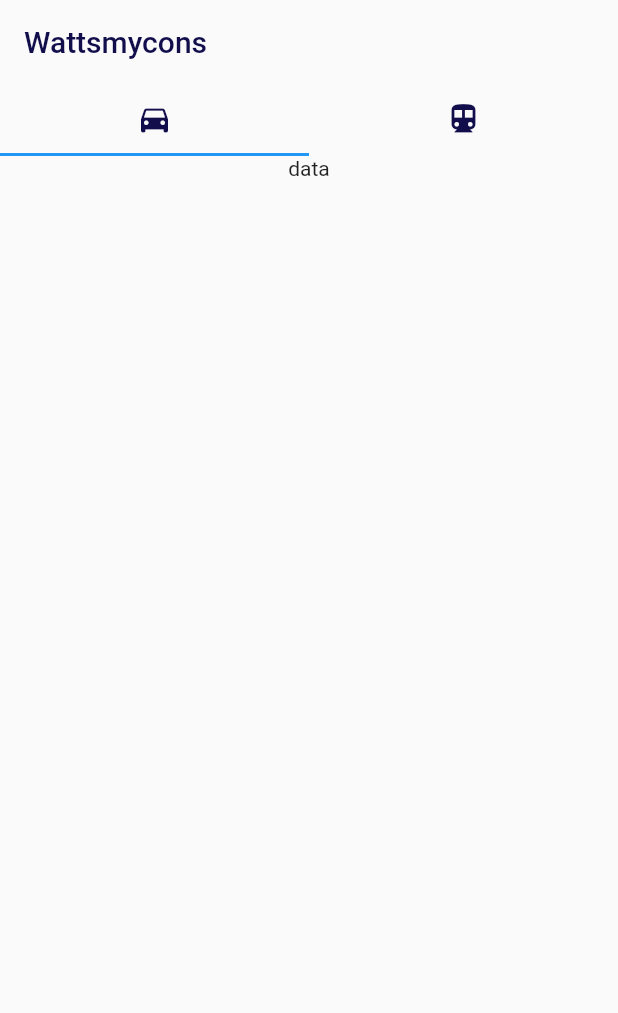
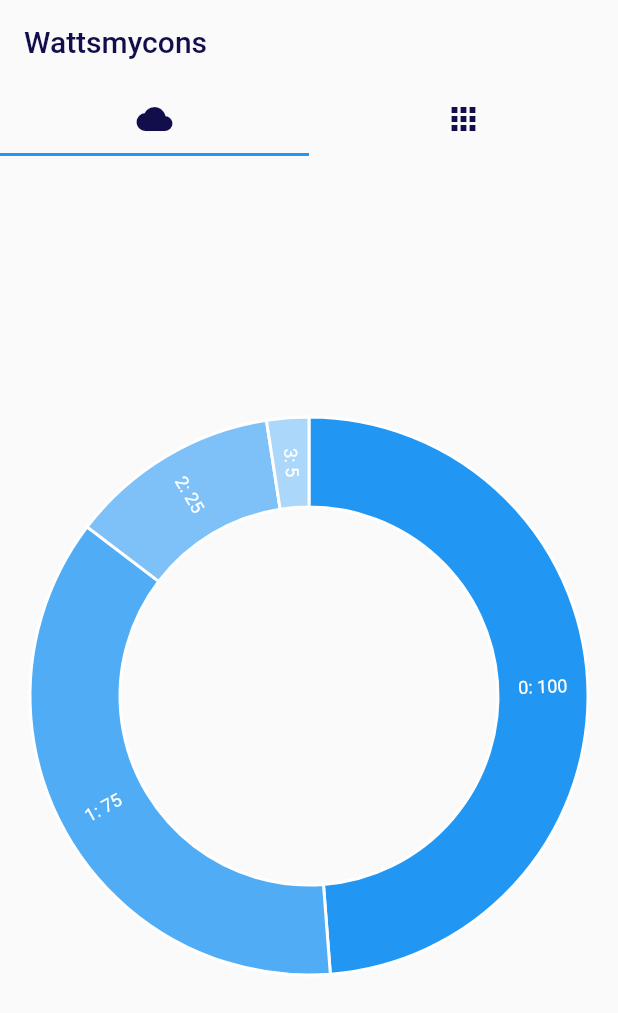
Before and after one commit to lmtvt/wattsmycons, a Flutter app: the screen it shows after launch, on a phone screen of 412 x 824 dp. Shown: the top 1013 px of the screen. Run offline on Flutter 3.47's test engine with Material 2 defaults, Android fonts, the phone set to English and light mode, and no system bars; our stand-ins replace charts_flutter; missing offline and left inert: device_apps.

Commit message:
chartpie OK

```diff
--- /dev/null
+++ b/lib/chartpie.dart
@@ -0,0 +1,72 @@
+import 'package:charts_flutter/flutter.dart' as charts;
+import 'package:flutter/material.dart';
+
+class DonutAutoLabelChart extends StatelessWidget {
+  final List<charts.Series> seriesList;
+  final bool animate;
+
+  DonutAutoLabelChart(this.seriesList, {this.animate});
+
+  /// Creates a [PieChart] with sample data and no transition.
+  factory DonutAutoLabelChart.withSampleData() {
+    return new DonutAutoLabelChart(
+      _createSampleData(),
+      // Disable animations for image tests.
+      animate: false,
+    );
+  }
+
+
+  @override
+  Widget build(BuildContext context) {
+    return new charts.PieChart(seriesList,
+        animate: animate,
+        // Configure the width of the pie slices to 60px. The remaining space in
+        // the chart will be left as a hole in the center.
+        //
+        // [ArcLabelDecorator] will automatically position the label inside the
+        // arc if the label will fit. If the label will not fit, it will draw
+        // outside of the arc with a leader line. Labels can always display
+        // inside or outside using [LabelPosition].
+        //
+        // Text style for inside / outside can be controlled independently by
+        // setting [insideLabelStyleSpec] and [outsideLabelStyleSpec].
+        //
+        // Example configuring different styles for inside/outside:
+        //       new charts.ArcLabelDecorator(
+        //          insideLabelStyleSpec: new charts.TextStyleSpec(...),
+        //          outsideLabelStyleSpec: new charts.TextStyleSpec(...)),
+        defaultRenderer: new charts.ArcRendererConfig(
+            arcWidth: 60,
+            arcRendererDecorators: [new charts.ArcLabelDecorator()]));
+  }
+
+  /// Create one series with sample hard coded data.
+  static List<charts.Series<LinearSales, int>> _createSampleData() {
+    final data = [
+      new LinearSales(0, 100),
+      new LinearSales(1, 75),
+      new LinearSales(2, 25),
+      new LinearSales(3, 5),
+    ];
+
+    return [
+      new charts.Series<LinearSales, int>(
+        id: 'Sales',
+        domainFn: (LinearSales sales, _) => sales.year,
+        measureFn: (LinearSales sales, _) => sales.sales,
+        data: data,
+        // Set a label accessor to control the text of the arc label.
+        labelAccessorFn: (LinearSales row, _) => '${row.year}: ${row.sales}',
+      )
+    ];
+  }
+}
+
+/// Sample linear data type.
+class LinearSales {
+  final int year;
+  final int sales;
+
+  LinearSales(this.year, this.sales);
+}
--- a/lib/tab1.dart
+++ b/lib/tab1.dart
@@ -1,11 +1,12 @@
 import 'package:flutter/material.dart';
+import 'chartpie.dart';
 
 class Tab1 extends StatelessWidget {
   @override
   Widget build(BuildContext context) {
     return Column(
       children: <Widget>[
-        Text('data')
+        Expanded(child: DonutAutoLabelChart.withSampleData()),
       ],
     );
   }
--- a/lib/tabbar.dart
+++ b/lib/tabbar.dart
@@ -17,8 +17,8 @@ class TabBarDemo extends StatelessWidget {
             elevation: 0.0,
             bottom: TabBar(
               tabs: [
-                Tab(icon: Icon(Icons.directions_car, color: Color(0xFF120E4C))),
-                Tab(icon: Icon(Icons.directions_transit, color: Color(0xFF120E4C))),
+                Tab(icon: Icon(Icons.cloud, color: Color(0xFF120E4C))),
+                Tab(icon: Icon(Icons.apps, color: Color(0xFF120E4C))),
               ],
             ),
             title: Text('Wattsmycons', style: TextStyle(color: Color(0xFF120E4C)),),
--- a/pubspec.yaml
+++ b/pubspec.yaml
@@ -20,6 +20,7 @@ dependencies:
   flutter:
     sdk: flutter
   device_apps: ^1.0.8
+  charts_flutter: ^0.8.0
   # The following adds the Cupertino Icons font to your application.
   # Use with the CupertinoIcons class for iOS style icons.
   cupertino_icons: ^0.1.2
```
Also changed, not shown: pubspec.lock, 1 other file.
